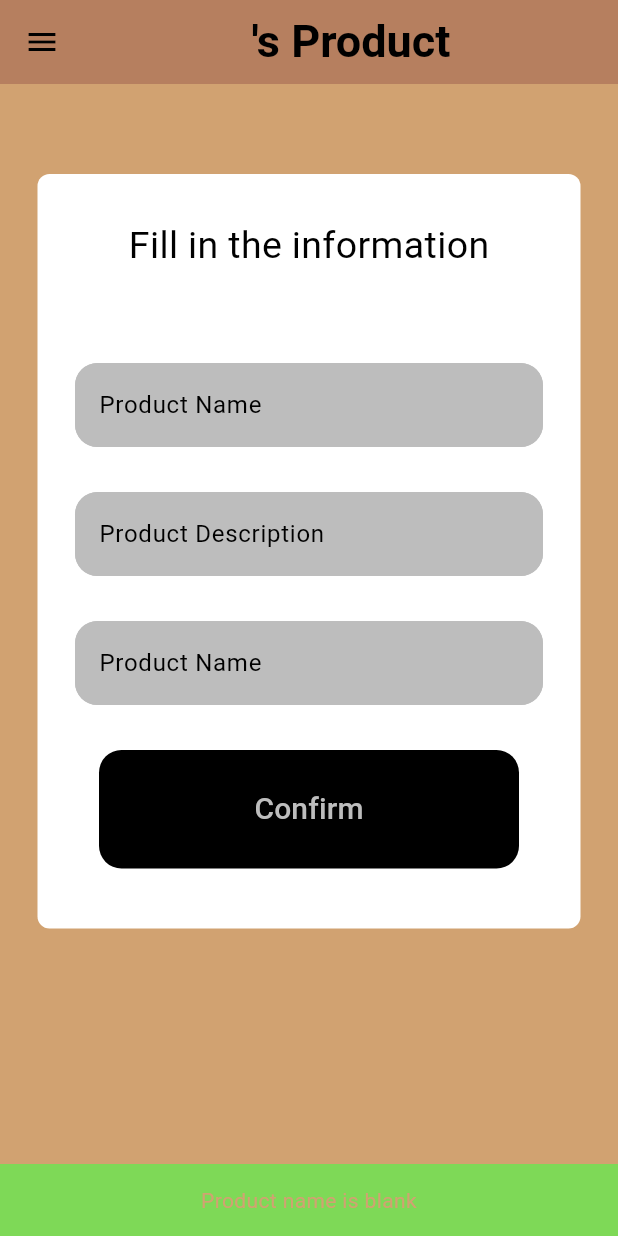
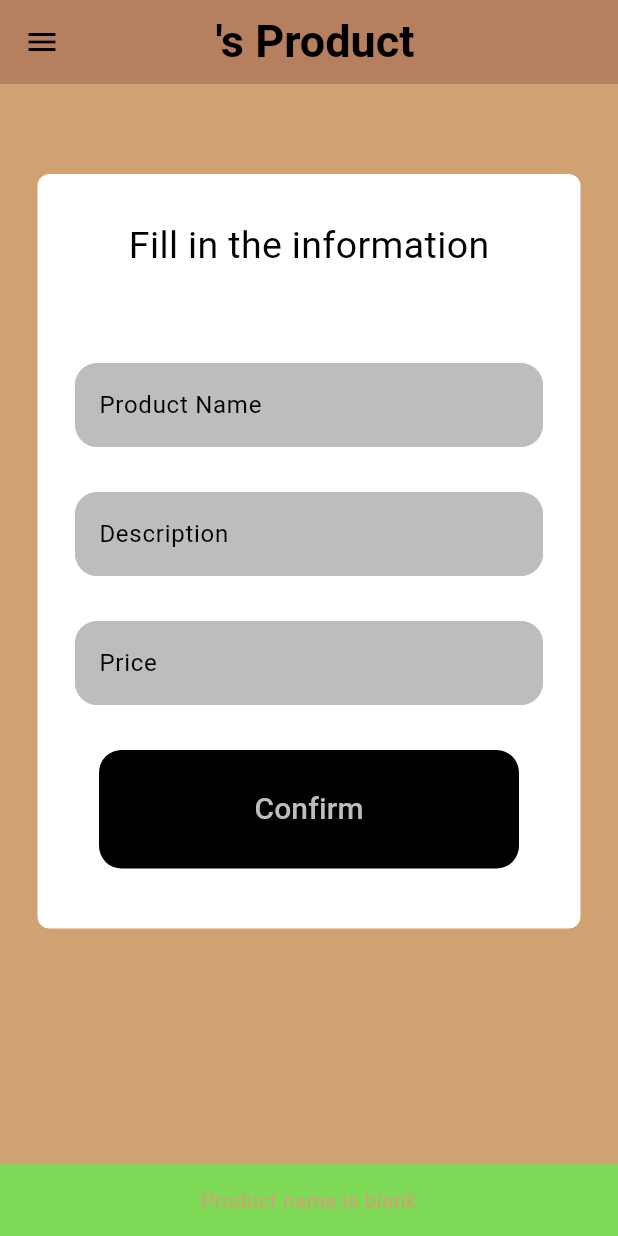
Before and after one commit to AmirLast/FYP-Along-s-Homemade-Cookies, a Flutter app: the AddProduct screen opened directly with empty values, after a tap on "Confirm", on a phone screen of 412 x 824 dp. Run offline on Flutter 3.47's test engine with Material 3 defaults, Android fonts, the light colour scheme and no system bars; our stand-ins replace cloud_firestore, firebase_auth, firebase_core; accounts and stored records are empty; project files that could hold a hidden picture were left out.

Commit message:
5 Nov S1

```diff
--- a/lib/components/my_cattile.dart
+++ b/lib/components/my_cattile.dart
@@ -117,7 +117,7 @@ class CatTile extends StatelessWidget {
                     child: const Icon(Icons.edit),
                     style: ElevatedButton.styleFrom(
                       shape: const CircleBorder(),
-                      padding: const EdgeInsets.all(20),
+                      padding: const EdgeInsets.all(18),
                       backgroundColor: Theme.of(context).colorScheme.secondary,
                       //foregroundColor: Colors.red, // <-- Splash color
                     ),
@@ -128,7 +128,7 @@ class CatTile extends StatelessWidget {
                     child: const Icon(Icons.close_rounded),
                     style: ElevatedButton.styleFrom(
                       shape: const CircleBorder(),
-                      padding: const EdgeInsets.all(20),
+                      padding: const EdgeInsets.all(18),
                       backgroundColor: Theme.of(context)
                           .colorScheme
                           .secondary, // <-- Button color
--- a/lib/components/my_textfield.dart
+++ b/lib/components/my_textfield.dart
@@ -7,6 +7,7 @@ class MyTextField extends StatelessWidget {
   final TextInputType inputType;
   final TextCapitalization caps;
   final bool isEnabled;
+  final String hintText;
 
   const MyTextField({
     super.key,
@@ -16,6 +17,7 @@ class MyTextField extends StatelessWidget {
     required this.inputType,
     required this.caps,
     required this.isEnabled,
+    required this.hintText,
   });
 
   @override
@@ -43,6 +45,7 @@ class MyTextField extends StatelessWidget {
           filled: true,
           fillColor: Theme.of(context).colorScheme.secondary,
           labelText: labelText,
+          hintText: hintText,
         ),
       ),
     );
--- a/lib/pages/all_user/forgorpassword.dart
+++ b/lib/pages/all_user/forgorpassword.dart
@@ -108,6 +108,7 @@ class _ForgorPasswordState extends State<ForgorPassword> {
                         caps: TextCapitalization.none,
                         inputType: TextInputType.emailAddress,
                         labelText: "Email",
+                        hintText: "",
                         obscureText: false,
                         isEnabled: true,
                       ),
--- a/lib/pages/all_user/loginpage.dart
+++ b/lib/pages/all_user/loginpage.dart
@@ -115,6 +115,7 @@ class _LoginPageState extends State<LoginPage> {
                         caps: TextCapitalization.none,
                         inputType: TextInputType.emailAddress,
                         labelText: "Email",
+                        hintText: "",
                         obscureText: false,
                         isEnabled: true,
                       ),
@@ -127,6 +128,7 @@ class _LoginPageState extends State<LoginPage> {
                         caps: TextCapitalization.none,
                         inputType: TextInputType.visiblePassword,
                         labelText: "Password",
+                        hintText: "",
                         obscureText: true,
                         isEnabled: true,
                       ),
--- a/lib/pages/all_user/registerpage2.dart
+++ b/lib/pages/all_user/registerpage2.dart
@@ -36,6 +36,7 @@ class _Register2PageState extends State<Register2Page> {
     postcodeController.dispose();
     stateController.dispose();
   }
+
 /*
   Future<User?> register({
     //for creting user
@@ -130,6 +131,7 @@ class _Register2PageState extends State<Register2Page> {
                           caps: TextCapitalization.words,
                           inputType: TextInputType.text,
                           labelText: "Address",
+                          hintText: "",
                           obscureText: false,
                           isEnabled: true,
                         ),
@@ -142,6 +144,7 @@ class _Register2PageState extends State<Register2Page> {
                           caps: TextCapitalization.none,
                           inputType: TextInputType.number,
                           labelText: "Post Code",
+                          hintText: "",
                           obscureText: false,
                           isEnabled: true,
                         ),
@@ -154,6 +157,7 @@ class _Register2PageState extends State<Register2Page> {
                           caps: TextCapitalization.words,
                           inputType: TextInputType.text,
                           labelText: "State",
+                          hintText: "",
                           obscureText: false,
                           isEnabled: true,
                         ),
@@ -182,7 +186,6 @@ class _Register2PageState extends State<Register2Page> {
                             ),
                           ),
                           onPressed: () async {
-
                             //some value for error checking---------
                             var isBlank = false; //blank means no error
                             String error = ""; //the error description
--- a/lib/pages/owner/addproduct.dart
+++ b/lib/pages/owner/addproduct.dart
@@ -49,6 +49,15 @@ class _AddProductState extends State<AddProduct> {
             style: const TextStyle(fontSize: 30, fontWeight: FontWeight.bold),
           ),
         ),
+        actions: [
+          IconButton(
+            onPressed: () => {},
+            icon: const Icon(
+              Icons.more_vert,
+              color: Colors.transparent,
+            ),
+          ),
+        ],
       ),
       drawer: const MyDrawer(),
       body: SingleChildScrollView(
@@ -98,6 +107,7 @@ class _AddProductState extends State<AddProduct> {
                         caps: TextCapitalization.words,
                         inputType: TextInputType.text,
                         labelText: "Product Name",
+                        hintText: "",
                         obscureText: false,
                         isEnabled: true,
                       ),
@@ -109,7 +119,8 @@ class _AddProductState extends State<AddProduct> {
                         controller: descController,
                         caps: TextCapitalization.none,
                         inputType: TextInputType.text,
-                        labelText: "Product Description",
+                        labelText: "Description",
+                        hintText: "",
                         obscureText: false,
                         isEnabled: true,
                       ),
@@ -121,7 +132,8 @@ class _AddProductState extends State<AddProduct> {
                         controller: priceController,
                         caps: TextCapitalization.none,
                         inputType: TextInputType.number,
-                        labelText: "Product Name",
+                        labelText: "Price",
+                        hintText: "RM 1.00",
                         obscureText: false,
                         isEnabled: true,
                       ),
@@ -202,7 +214,9 @@ class _AddProductState extends State<AddProduct> {
                               });
                               //new collection is automatically create when add product :D
                               //go back to menu page
-                              await Navigator.pushReplacement(
+                              Navigator.pop(context);
+                              Navigator.pop(context);
+                              await Navigator.push(
                                 context,
                                 MaterialPageRoute(
                                   builder: (context) => const MenuPage(),
--- a/pubspec.yaml
+++ b/pubspec.yaml
@@ -36,6 +36,7 @@ dependencies:
   provider: ^6.1.2
   firebase_core: ^2.24.2
   firebase_database: ^10.0.9
+  image_picker: ^1.1.2
 
   # The following adds the Cupertino Icons font to your application.
   # Use with the CupertinoIcons class for iOS style icons.
```
Also changed, not shown: lib/pages/all_user/registerpage.dart (+7 -0 lines), lib/pages/owner/addcategory.dart (+13 -2 lines), lib/pages/owner/menupage.dart (+9 -0 lines), pubspec.lock, 6 other files.
